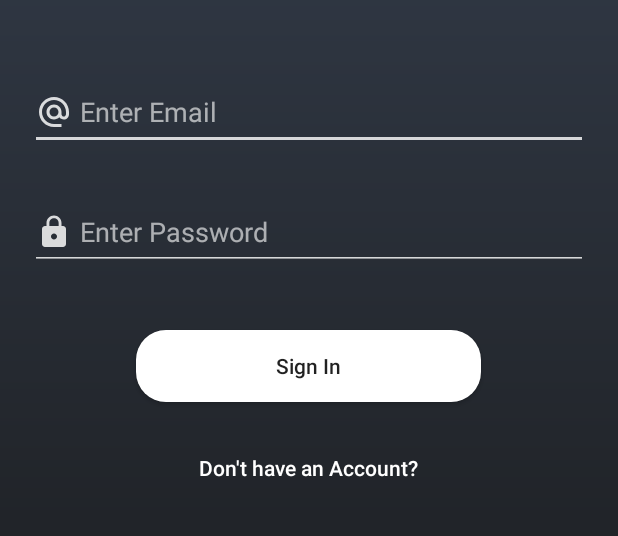
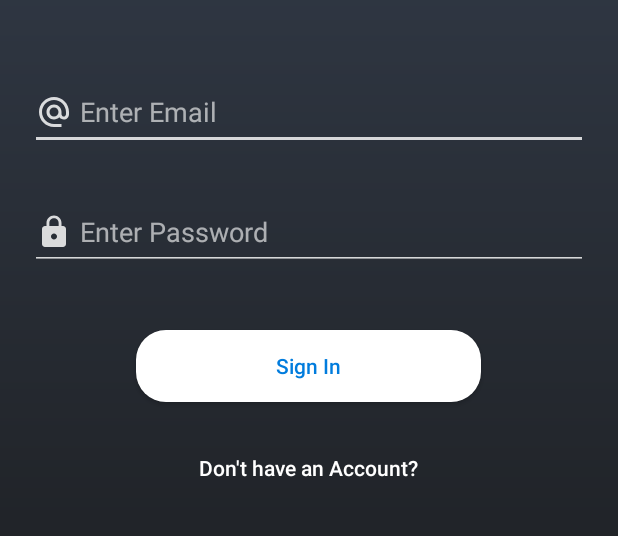
Before and after one commit to SheltonFr/Group-Chat-Application, an Android app: the screen it shows after launch (AuthActivity), on a phone screen of 412 x 824 dp, the part 332-868 px from its top. Run offline under Robolectric (Android 15) with nearby library versions, the phone set to English and light mode, and no system bars; our stand-ins replace CircleImageView, Firebase (no records; nobody signed in at launch, a user with empty details on screens opened directly), Picasso.

Commit message:
Add textColor nos botoes de SignIn e SignUp

```diff
--- a/app/src/main/res/layout/fragment_sigin.xml
+++ b/app/src/main/res/layout/fragment_sigin.xml
@@ -51,6 +51,7 @@
         android:layout_height="48dp"
         android:layout_below="@id/passwordInput"
         android:text="Sign In"
+        android:textColor="@color/main_blue"
         android:textAllCaps="false"
         android:layout_marginTop="40dp"
         android:layout_centerHorizontal="true"
--- a/app/src/main/res/layout/fragment_sign_up.xml
+++ b/app/src/main/res/layout/fragment_sign_up.xml
@@ -77,6 +77,7 @@
         android:layout_height="48dp"
         android:layout_below="@id/passwordInput"
         android:text="Sign Up"
+        android:textColor="@color/main_blue"
         android:textAllCaps="false"
         android:layout_marginTop="40dp"
         android:layout_centerHorizontal="true"
```
